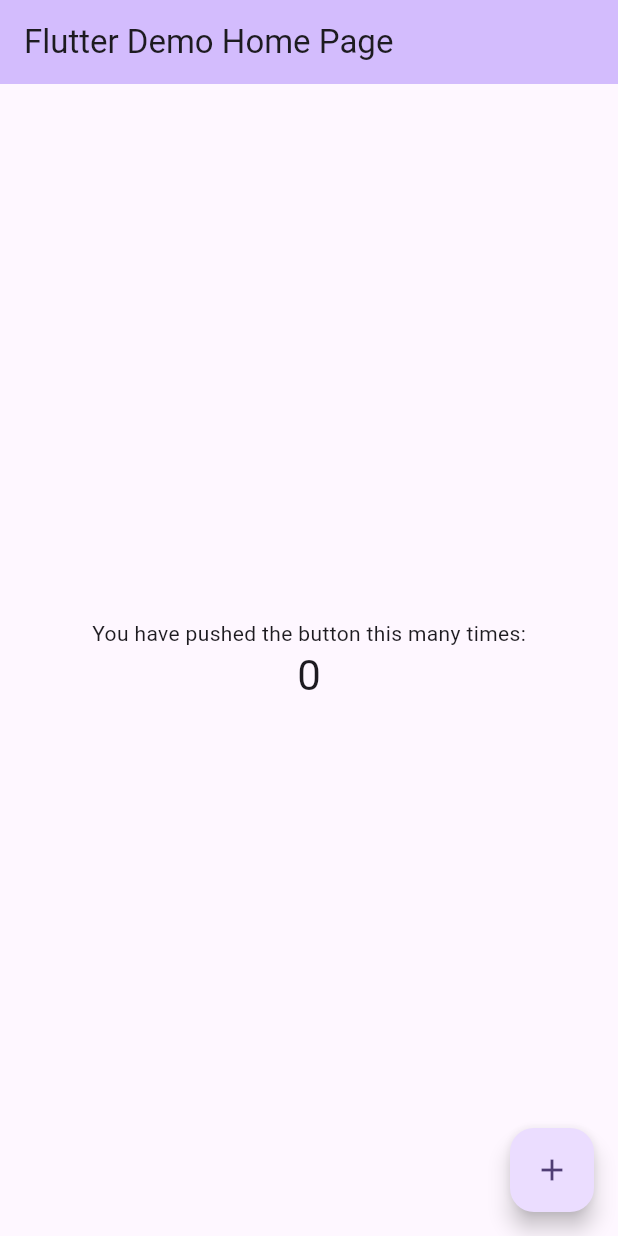
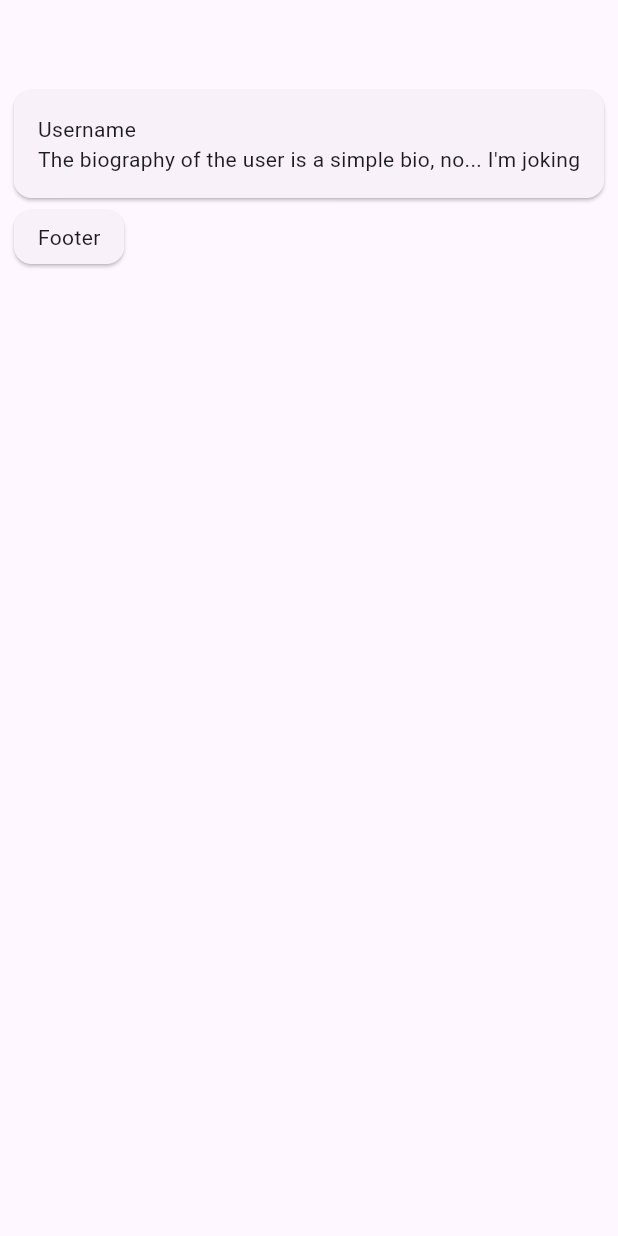
Before and after one commit to ThomasDevApps/flutter_highlight, a Flutter app: the screen it shows after launch, on a phone screen of 412 x 824 dp. Run offline on Flutter 3.47's test engine with Material 3 defaults, Android fonts, the phone set to English and light mode, and no system bars.

Commit message:
Setup example with package (#3)

```diff
--- a/example/lib/main.dart
+++ b/example/lib/main.dart
@@ -1,4 +1,5 @@
 import 'package:flutter/material.dart';
+import 'package:flutter_highlight/flutter_highlight.dart';
 
 void main() {
   runApp(const MyApp());
@@ -7,116 +8,59 @@ void main() {
 class MyApp extends StatelessWidget {
   const MyApp({super.key});
 
-  // This widget is the root of your application.
   @override
   Widget build(BuildContext context) {
     return MaterialApp(
       title: 'Flutter Demo',
       theme: ThemeData(
-        // This is the theme of your application.
-        //
-        // TRY THIS: Try running your application with "flutter run". You'll see
-        // the application has a purple toolbar. Then, without quitting the app,
-        // try changing the seedColor in the colorScheme below to Colors.green
-        // and then invoke "hot reload" (save your changes or press the "hot
-        // reload" button in a Flutter-supported IDE, or press "r" if you used
-        // the command line to start the app).
-        //
-        // Notice that the counter didn't reset back to zero; the application
-        // state is not lost during the reload. To reset the state, use hot
-        // restart instead.
-        //
-        // This works for code too, not just values: Most code changes can be
-        // tested with just a hot reload.
         colorScheme: ColorScheme.fromSeed(seedColor: Colors.deepPurple),
       ),
-      home: const MyHomePage(title: 'Flutter Demo Home Page'),
+      home: const MyHomePage(),
     );
   }
 }
 
 class MyHomePage extends StatefulWidget {
-  const MyHomePage({super.key, required this.title});
-
-  // This widget is the home page of your application. It is stateful, meaning
-  // that it has a State object (defined below) that contains fields that affect
-  // how it looks.
-
-  // This class is the configuration for the state. It holds the values (in this
-  // case the title) provided by the parent (in this case the App widget) and
-  // used by the build method of the State. Fields in a Widget subclass are
-  // always marked "final".
-
-  final String title;
+  const MyHomePage({super.key});
 
   @override
   State<MyHomePage> createState() => _MyHomePageState();
 }
 
 class _MyHomePageState extends State<MyHomePage> {
-  int _counter = 0;
-
-  void _incrementCounter() {
-    setState(() {
-      // This call to setState tells the Flutter framework that something has
-      // changed in this State, which causes it to rerun the build method below
-      // so that the display can reflect the updated values. If we changed
-      // _counter without calling setState(), then the build method would not be
-      // called again, and so nothing would appear to happen.
-      _counter++;
-    });
-  }
-
   @override
   Widget build(BuildContext context) {
-    // This method is rerun every time setState is called, for instance as done
-    // by the _incrementCounter method above.
-    //
-    // The Flutter framework has been optimized to make rerunning build methods
-    // fast, so that you can just rebuild anything that needs updating rather
-    // than having to individually change instances of widgets.
     return Scaffold(
-      appBar: AppBar(
-        // TRY THIS: Try changing the color here to a specific color (to
-        // Colors.amber, perhaps?) and trigger a hot reload to see the AppBar
-        // change color while the other colors stay the same.
-        backgroundColor: Theme.of(context).colorScheme.inversePrimary,
-        // Here we take the value from the MyHomePage object that was created by
-        // the App.build method, and use it to set our appbar title.
-        title: Text(widget.title),
-      ),
+      appBar: AppBar(),
       body: Center(
-        // Center is a layout widget. It takes a single child and positions it
-        // in the middle of the parent.
-        child: Column(
-          // Column is also a layout widget. It takes a list of children and
-          // arranges them vertically. By default, it sizes itself to fit its
-          // children horizontally, and tries to be as tall as its parent.
-          //
-          // Column has various properties to control how it sizes itself and
-          // how it positions its children. Here we use mainAxisAlignment to
-          // center the children vertically; the main axis here is the vertical
-          // axis because Columns are vertical (the cross axis would be
-          // horizontal).
-          //
-          // TRY THIS: Invoke "debug painting" (choose the "Toggle Debug Paint"
-          // action in the IDE, or press "p" in the console), to see the
-          // wireframe for each widget.
-          mainAxisAlignment: MainAxisAlignment.center,
-          children: <Widget>[
-            const Text('You have pushed the button this many times:'),
-            Text(
-              '$_counter',
-              style: Theme.of(context).textTheme.headlineMedium,
-            ),
-          ],
+        child: FlutterHighlight(
+          child: Column(
+            crossAxisAlignment: CrossAxisAlignment.start,
+            children: <Widget>[
+              Card(
+                child: Padding(
+                  padding: EdgeInsets.all(16),
+                  child: Column(
+                    crossAxisAlignment: CrossAxisAlignment.start,
+                    children: [
+                      Text('Username'),
+                      Text(
+                        "The biography of the user is a simple bio, no... I'm joking",
+                      ),
+                    ],
+                  ),
+                ),
+              ),
+              Card(
+                child: Padding(
+                  padding: EdgeInsets.symmetric(horizontal: 16, vertical: 8),
+                  child: Text('Footer'),
+                ),
+              ),
+            ],
+          ),
         ),
       ),
-      floatingActionButton: FloatingActionButton(
-        onPressed: _incrementCounter,
-        tooltip: 'Increment',
-        child: const Icon(Icons.add),
-      ), // This trailing comma makes auto-formatting nicer for build methods.
     );
   }
 }
--- a/example/pubspec.yaml
+++ b/example/pubspec.yaml
@@ -30,6 +30,8 @@ environment:
 dependencies:
   flutter:
     sdk: flutter
+  flutter_highlight:
+    path: '../'
 
   # The following adds the Cupertino Icons font to your application.
   # Use with the CupertinoIcons class for iOS style icons.
--- a/lib/flutter_highlight.dart
+++ b/lib/flutter_highlight.dart
@@ -1,5 +1,11 @@
-/// A Calculator.
-class Calculator {
-  /// Returns [value] plus 1.
-  int addOne(int value) => value + 1;
+import 'package:flutter/material.dart';
+
+class FlutterHighlight extends StatelessWidget {
+  final Widget child;
+  const FlutterHighlight({super.key, required this.child});
+
+  @override
+  Widget build(BuildContext context) {
+    return child;
+  }
 }
```
Also changed, not shown: example/pubspec.lock, 1 other file.
